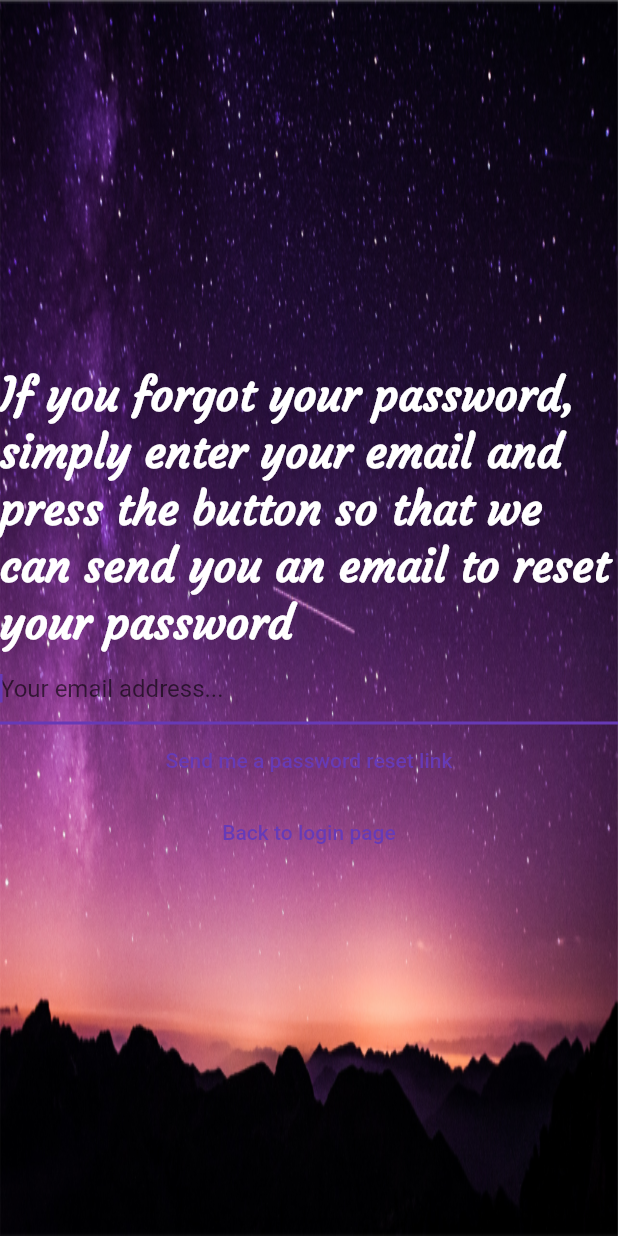
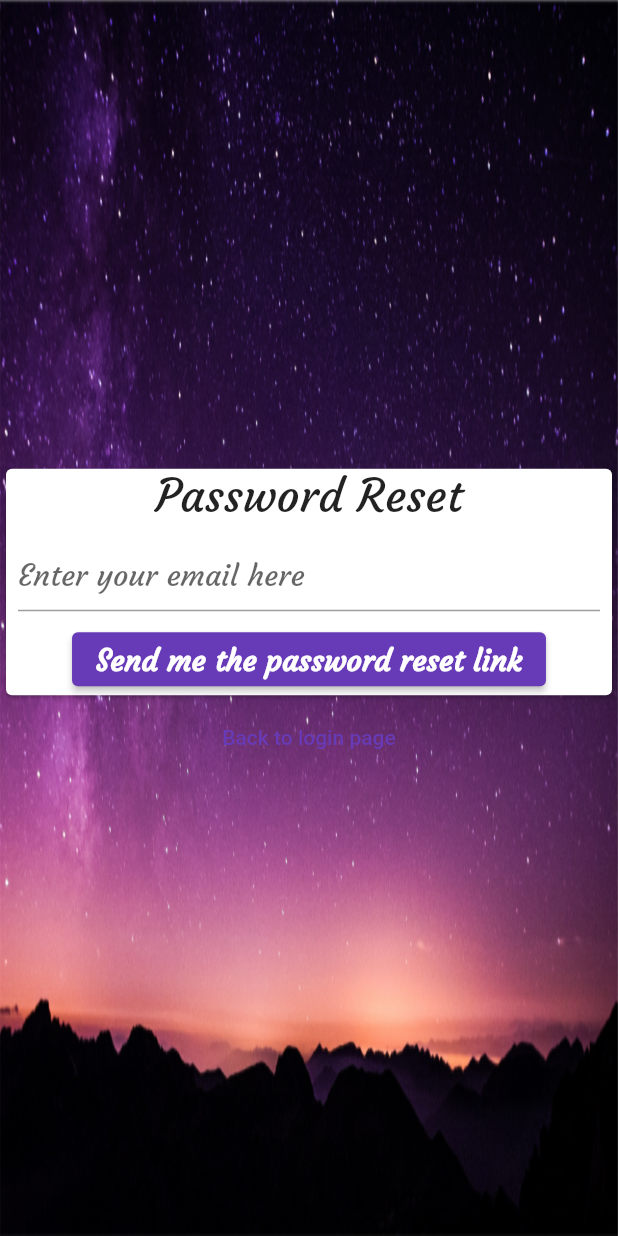
Before and after one commit to PattyCoding123/mobile_motivation, a Flutter app: the ForgotPasswordView screen opened directly, on a phone screen of 412 x 824 dp. Run offline on Flutter 3.47's test engine with Material 2 defaults, Android fonts, the light colour scheme and no system bars; our stand-ins replace bloc, cloud_firestore, equatable, firebase_auth, firebase_core, flutter_bloc and 1 more; accounts and stored records are empty.

Commit message:
Inserted ResetPasswordForm widget into the forgot password view

```diff
--- a/lib/views/forgot_password_view.dart
+++ b/lib/views/forgot_password_view.dart
@@ -4,6 +4,7 @@ import 'package:mobile_motivation/constants/font_constants.dart';
 import 'package:mobile_motivation/services/auth/bloc/auth_bloc.dart';
 import 'package:mobile_motivation/utilities/dialogs/error_dialog.dart';
 import 'package:mobile_motivation/utilities/dialogs/password_reset_email_sent_dialog.dart';
+import 'package:mobile_motivation/views/main_ui/custom_widgets/reset_password_form.dart';
 
 class ForgotPasswordView extends StatefulWidget {
   const ForgotPasswordView({Key? key}) : super(key: key);
@@ -63,37 +64,7 @@ class _ForgotPasswordViewState extends State<ForgotPasswordView> {
                 mainAxisAlignment: MainAxisAlignment.center,
                 mainAxisSize: MainAxisSize.min,
                 children: [
-                  const Text(
-                    'If you forgot your password, simply enter your email and press the button so that we can send you an email to reset your password',
-                    style: TextStyle(
-                      fontFamily: courgetteFamily,
-                      fontWeight: FontWeight.bold,
-                      fontSize: 30.0,
-                      color: Colors.white,
-                    ),
-                  ),
-                  TextField(
-                    keyboardType: TextInputType.emailAddress,
-                    autocorrect: false,
-                    autofocus: true,
-                    controller: _controller,
-                    decoration: const InputDecoration(
-                      hintText: 'Your email address...',
-                    ),
-                  ),
-                  TextButton(
-                    onPressed: () {
-                      final email = _controller.text;
-
-                      // Add AuthEventForgotPassword event with an email
-                      // which will trigger a loading screen while the AuthBloc
-                      // tells Firebase to send a reset password email.
-                      context.read<AuthBloc>().add(
-                            AuthEventForgotPassword(email: email),
-                          );
-                    },
-                    child: const Text('Send me a password reset link'),
-                  ),
+                  const ResetPasswordForm(),
                   TextButton(
                     onPressed: () {
                       // Add AuthEventLogOut event to go back to the login screen.
```
